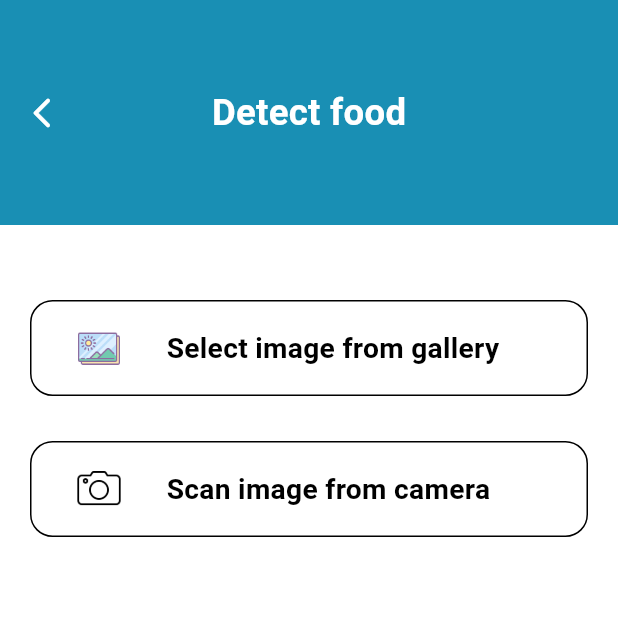
After one commit to ManhHoDinh/HealYou, a Flutter app: the ChooseImageScreen screen opened by its route, on a phone screen of 412 x 824 dp, the top half of it. The commit adds this screen. Run offline on Flutter 3.47's test engine with Material 3 defaults, Android fonts, the phone set to English and light mode, and no system bars; our stand-ins replace awesome_notifications, cloud_firestore, dio, dotted_line, firebase_auth, firebase_core and 16 more; missing offline and left inert: water_bottle; accounts and stored records are empty; network calls fail; Roboto replaces fonts that are missing (Rubik); project files that could hold a hidden picture were left out.

Commit message:
done detect screen

```diff
--- a/lib/healyou/core/helper/assets_helper.dart
+++ b/lib/healyou/core/helper/assets_helper.dart
@@ -32,4 +32,8 @@ class AssetHelper {
   static const String icoTab3s = imgAssets + 'tab3s.png';
   static const String icoTab4 = imgAssets + 'tab4.png';
   static const String icoTab4s = imgAssets + 'tab4s.png';
+
+  //detect
+  static const String camera = imgAssets + 'camera.png';
+  static const String gallery = imgAssets + 'gallery.png';
 }
--- a/lib/healyou/presentations/routes/app_router.dart
+++ b/lib/healyou/presentations/routes/app_router.dart
@@ -5,6 +5,8 @@ import 'package:healyou/healyou/presentations/screens/account/login_screen.dart'
 import 'package:healyou/healyou/presentations/screens/account/onboarding_screen.dart';
 import 'package:healyou/healyou/presentations/screens/account/signup_screen.dart';
 import 'package:healyou/healyou/presentations/screens/account/signup_success_screen.dart';
+import 'package:healyou/healyou/presentations/screens/detect/choose_image_screen.dart';
+import 'package:healyou/healyou/presentations/screens/detect/detect_screen.dart';
 import 'package:healyou/healyou/presentations/screens/information/age.dart';
 import 'package:healyou/healyou/presentations/screens/information/confirm.dart';
 import 'package:healyou/healyou/presentations/screens/information/gender.dart';
@@ -27,11 +29,12 @@ final Map<String, WidgetBuilder> routes = {
   WeightSelectorScreen.routeName: (context) => WeightSelectorScreen(),
   ReviewInformationScreen.routeName: (context) => ReviewInformationScreen(),
   RunMap.routeName: (context) => RunMap(),
+  ChooseImageScreen.routeName: (context) => ChooseImageScreen(),
 };
 
 class Routes {
   static String runTarget = '/runTarget';
   static String setTarget = '/setTarget';
   static String otherTarget = '/otherTarget';
-  static String map= '/map';
+  static String map = '/map';
 }
--- /dev/null
+++ b/lib/healyou/presentations/screens/detect/choose_image_screen.dart
@@ -0,0 +1,139 @@
+import 'package:flutter/material.dart';
+import 'package:healyou/healyou/presentations/screens/detect/detect_screen.dart';
+import 'package:image_picker/image_picker.dart';
+
+import '../../../core/constants/color_palatte.dart';
+import '../../../core/constants/dimension_constants.dart';
+import '../../../core/helper/assets_helper.dart';
+import '../../../core/helper/image_helper.dart';
+import '../../../core/helper/text_styles.dart';
+
+class ChooseImageScreen extends StatefulWidget {
+  const ChooseImageScreen({super.key});
+  static final String routeName = 'ChooseImage_screen';
+
+  @override
+  State<ChooseImageScreen> createState() => _ChooseImageCreenState();
+}
+
+class _ChooseImageCreenState extends State<ChooseImageScreen> {
+  void onPickImageSelected(String source) async {
+    var imageSource;
+    if (source == 'Camera') {
+      imageSource = ImageSource.camera;
+    } else {
+      imageSource = ImageSource.gallery;
+    }
+    try {
+      final ImagePicker _picker = ImagePicker();
+      // Pick an image
+      final file = await _picker.pickImage(source: imageSource);
+      if (file == null) {
+        throw Exception('File is not available');
+      }
+      Navigator.push(
+        context,
+        MaterialPageRoute(
+          builder: (context) => DetectScreen(
+            path: file.path,
+          ),
+        ),
+      );
+    } catch (e) {
+      ScaffoldMessenger.of(context).showSnackBar(SnackBar(
+        content: Text(e.toString()),
+      ));
+    }
+  }
+
+  @override
+  Widget build(BuildContext context) {
+    return Scaffold(
+        backgroundColor: Colors.white,
+        appBar: AppBar(
+          title: Text(
+            'Detect food',
+            style: TextStyles.h3.bold.copyWith(color: Colors.white),
+          ),
+          centerTitle: true,
+          iconTheme: IconThemeData(color: Colors.white),
+          toolbarHeight: 150,
+          backgroundColor: ColorPalette.primaryColor,
+        ),
+        body: Container(
+          padding: EdgeInsets.symmetric(horizontal: 20),
+          child: Column(
+            children: [
+              SizedBox(
+                height: 50,
+              ),
+              InkWell(
+                borderRadius: kDefaultBorderRadius,
+                onTap: () async {
+                  onPickImageSelected('Gallery');
+                },
+                splashColor: Colors.blueAccent,
+                child: Container(
+                  alignment: Alignment.center,
+                  width: double.infinity,
+                  decoration: BoxDecoration(
+                      borderRadius: kDefaultBorderRadius,
+                      border: Border.all(color: Colors.black)),
+                  padding:
+                      const EdgeInsets.symmetric(vertical: kDefaultPadding),
+                  child: Row(
+                    children: [
+                      Container(
+                        child: ImageHelper.loadFromAsset(AssetHelper.gallery,
+                            height: 30, width: 30),
+                        padding: const EdgeInsets.only(right: 30, left: 30),
+                      ),
+                      Text(
+                        "Select image from gallery",
+                        style: TextStyles.h5.copyWith(
+                            color: ColorPalette.blackText,
+                            fontWeight: FontWeight.bold),
+                      ),
+                    ],
+                  ),
+                ),
+              ),
+              SizedBox(
+                height: 30,
+              ),
+              InkWell(
+                borderRadius: kDefaultBorderRadius,
+                onTap: () async {
+                  onPickImageSelected("Camera");
+                },
+                splashColor: Colors.blueAccent,
+                child: Container(
+                  alignment: Alignment.center,
+                  width: double.infinity,
+                  decoration: BoxDecoration(
+                      borderRadius: kDefaultBorderRadius,
+                      border: Border.all(color: Colors.black)),
+                  padding:
+                      const EdgeInsets.symmetric(vertical: kDefaultPadding),
+                  child: Row(
+                    children: [
+                      Container(
+                        child: ImageHelper.loadFromAsset(AssetHelper.camera,
+                            height: 30, width: 30),
+                        padding: const EdgeInsets.only(right: 30, left: 30),
+                      ),
+                      Text(
+                        "Scan image from camera",
+                        style: TextStyles.h5.copyWith(
+                            color: ColorPalette.blackText,
+                            fontWeight: FontWeight.bold),
+                      ),
+                    ],
+                  ),
+                ),
+              ),
+            ],
+          ),
+        ));
+  }
+}
--- a/lib/healyou/presentations/screens/otherTarget/other_target_screen.dart
+++ b/lib/healyou/presentations/screens/otherTarget/other_target_screen.dart
@@ -28,6 +28,12 @@ class _OtherTargetScreenState extends State<OtherTargetScreen> with TickerProvid
 
   }
   @override
+  void dispose() {
+    animationController?.dispose();
+    super.dispose();
+  }
+
+  @override
   Widget build(BuildContext context) {
     return DefaultTabController(
         length: 3,
--- a/pubspec.yaml
+++ b/pubspec.yaml
@@ -65,9 +65,10 @@ dependencies:
   cloud_firestore: ^4.14.0
   firebase_auth: ^4.16.0
   firebase_core: ^2.24.2
-  google_maps_flutter: ^2.6.0
   geolocator: ^11.0.0
   location: ^5.0.3
+  google_maps_flutter: ^2.5.3
+  image_picker: ^1.0.7
 dev_dependencies:
   flutter_test:
     sdk: flutter
```
Also changed, not shown: lib/healyou/presentations/screens/Nutrition/nutrition_tab.dart (+36 -0 lines), lib/healyou/presentations/screens/detect/detect_screen.dart (added, +195 -0 lines), assets/healyou/camera.png (added), assets/healyou/gallery.png (added), pubspec.lock, 5 other files.
